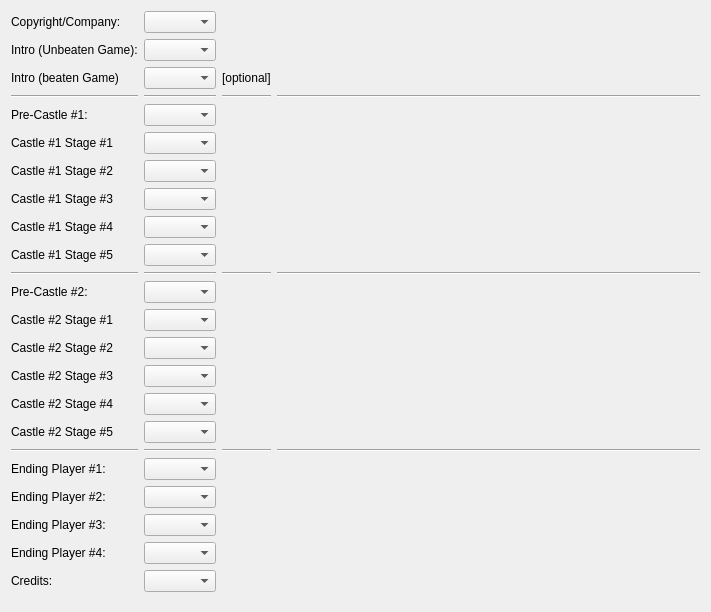
First picture: the form in editor/mainwindow_tab/gamescenes.ui, repository protoman/rockbot, before the edit.
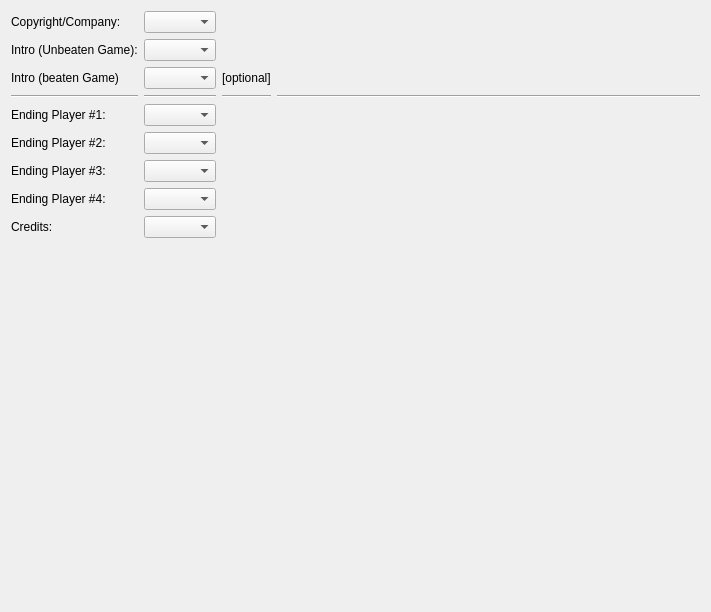
Second picture: the form after the edit.

Commit message: - cutscene picker in stage editor for before and after stage - start refactoring conversor for Rockbot1 to Rockbot2 conversion - improve snow tilesets

The edit to the form file:
```diff
--- a/editor/mainwindow_tab/gamescenes.ui
+++ b/editor/mainwindow_tab/gamescenes.ui
@@ -14,27 +14,6 @@
    <string>Form</string>
   </property>
   <layout class="QGridLayout" name="gridLayout">
-   <item row="11" column="2">
-    <widget class="Line" name="line_4">
-     <property name="orientation">
-      <enum>Qt::Horizontal</enum>
-     </property>
-    </widget>
-   </item>
-   <item row="11" column="1">
-    <widget class="Line" name="line_2">
-     <property name="orientation">
-      <enum>Qt::Horizontal</enum>
-     </property>
-    </widget>
-   </item>
-   <item row="11" column="3">
-    <widget class="Line" name="line_3">
-     <property name="orientation">
-      <enum>Qt::Horizontal</enum>
-     </property>
-    </widget>
-   </item>
    <item row="4" column="2">
     <widget class="Line" name="line_7">
      <property name="orientation">
@@ -42,6 +21,13 @@
      </property>
     </widget>
    </item>
+   <item row="4" column="0">
+    <widget class="Line" name="line_5">
+     <property name="orientation">
+      <enum>Qt::Horizontal</enum>
+     </property>
+    </widget>
+   </item>
    <item row="4" column="1">
     <widget class="Line" name="line_6">
      <property name="orientation">
@@ -49,107 +35,40 @@
      </property>
     </widget>
    </item>
-   <item row="23" column="0">
+   <item row="9" column="0">
     <widget class="QLabel" name="label_18">
      <property name="text">
       <string>Credits:</string>
      </property>
     </widget>
    </item>
-   <item row="4" column="0">
-    <widget class="Line" name="line_5">
-     <property name="orientation">
-      <enum>Qt::Horizontal</enum>
+   <item row="6" column="0">
+    <widget class="QLabel" name="label_19">
+     <property name="text">
+      <string>Ending Player #2:</string>
      </property>
     </widget>
    </item>
-   <item row="18" column="3">
-    <widget class="Line" name="line_12">
-     <property name="orientation">
-      <enum>Qt::Horizontal</enum>
-     </property>
-    </widget>
-   </item>
-   <item row="14" column="1">
-    <widget class="QComboBox" name="castle2_stage2_combo"/>
-   </item>
-   <item row="18" column="0">
-    <widget class="Line" name="line_9">
-     <property name="orientation">
-      <enum>Qt::Horizontal</enum>
-     </property>
-    </widget>
-   </item>
-   <item row="18" column="1">
-    <widget class="Line" name="line_10">
-     <property name="orientation">
-      <enum>Qt::Horizontal</enum>
-     </property>
-    </widget>
-   </item>
-   <item row="18" column="2">
-    <widget class="Line" name="line_11">
-     <property name="orientation">
-      <enum>Qt::Horizontal</enum>
-     </property>
-    </widget>
-   </item>
-   <item row="15" column="1">
-    <widget class="QComboBox" name="castle2_stage3_combo"/>
-   </item>
-   <item row="16" column="1">
-    <widget class="QComboBox" name="castle2_stage4_combo"/>
-   </item>
-   <item row="4" column="3">
-    <widget class="Line" name="line_8">
-     <property name="orientation">
-      <enum>Qt::Horizontal</enum>
-     </property>
-    </widget>
-   </item>
-   <item row="13" column="1">
-    <widget class="QComboBox" name="castle2_stage1_combo"/>
-   </item>
-   <item row="23" column="1">
+   <item row="9" column="1">
     <widget class="QComboBox" name="ending_credits_combo"/>
    </item>
-   <item row="17" column="1">
-    <widget class="QComboBox" name="castle2_stage5_combo"/>
-   </item>
-   <item row="21" column="0">
+   <item row="7" column="0">
     <widget class="QLabel" name="label_20">
      <property name="text">
       <string>Ending Player #3:</string>
      </property>
     </widget>
    </item>
-   <item row="20" column="0">
-    <widget class="QLabel" name="label_19">
-     <property name="text">
-      <string>Ending Player #2:</string>
+   <item row="4" column="3">
+    <widget class="Line" name="line_8">
+     <property name="orientation">
+      <enum>Qt::Horizontal</enum>
      </property>
     </widget>
    </item>
-   <item row="19" column="0">
-    <widget class="QLabel" name="label_2">
-     <property name="text">
-      <string>Ending Player #1:</string>
-     </property>
-    </widget>
-   </item>
-   <item row="19" column="1">
-    <widget class="QComboBox" name="ending_player1_combo"/>
-   </item>
    <item row="1" column="1">
     <widget class="QComboBox" name="company_combo"/>
    </item>
-   <item row="1" column="0">
-    <widget class="QLabel" name="label_3">
-     <property name="text">
-      <string>Copyright/Company:</string>
-     </property>
-    </widget>
-   </item>
    <item row="2" column="3">
     <spacer name="horizontalSpacer">
      <property name="orientation">
@@ -163,6 +82,23 @@
      </property>
     </spacer>
    </item>
+   <item row="5" column="1">
+    <widget class="QComboBox" name="ending_player1_combo"/>
+   </item>
+   <item row="1" column="0">
+    <widget class="QLabel" name="label_3">
+     <property name="text">
+      <string>Copyright/Company:</string>
+     </property>
+    </widget>
+   </item>
+   <item row="5" column="0">
+    <widget class="QLabel" name="label_2">
+     <property name="text">
+      <string>Ending Player #1:</string>
+     </property>
+    </widget>
+   </item>
    <item row="2" column="0">
     <widget class="QLabel" name="label">
      <property name="text">
@@ -173,7 +109,7 @@
    <item row="2" column="1">
     <widget class="QComboBox" name="intro_combo"/>
    </item>
-   <item row="24" column="0">
+   <item row="10" column="0">
     <spacer name="verticalSpacer">
      <property name="orientation">
       <enum>Qt::Vertical</enum>
@@ -186,111 +122,6 @@
      </property>
     </spacer>
    </item>
-   <item row="5" column="1">
-    <widget class="QComboBox" name="pre_castle1_combo"/>
-   </item>
-   <item row="5" column="0">
-    <widget class="QLabel" name="label_4">
-     <property name="text">
-      <string>Pre-Castle #1:</string>
-     </property>
-    </widget>
-   </item>
-   <item row="7" column="0">
-    <widget class="QLabel" name="label_8">
-     <property name="text">
-      <string>Castle #1 Stage #2</string>
-     </property>
-    </widget>
-   </item>
-   <item row="8" column="0">
-    <widget class="QLabel" name="label_9">
-     <property name="text">
-      <string>Castle #1 Stage #3</string>
-     </property>
-    </widget>
-   </item>
-   <item row="13" column="0">
-    <widget class="QLabel" name="label_13">
-     <property name="text">
-      <string>Castle #2 Stage #1</string>
-     </property>
-    </widget>
-   </item>
-   <item row="10" column="0">
-    <widget class="QLabel" name="label_11">
-     <property name="text">
-      <string>Castle #1 Stage #5</string>
-     </property>
-    </widget>
-   </item>
-   <item row="9" column="0">
-    <widget class="QLabel" name="label_10">
-     <property name="text">
-      <string>Castle #1 Stage #4</string>
-     </property>
-    </widget>
-   </item>
-   <item row="12" column="0">
-    <widget class="QLabel" name="label_12">
-     <property name="text">
-      <string>Pre-Castle #2:</string>
-     </property>
-    </widget>
-   </item>
-   <item row="14" column="0">
-    <widget class="QLabel" name="label_14">
-     <property name="text">
-      <string>Castle #2 Stage #2</string>
-     </property>
-    </widget>
-   </item>
-   <item row="15" column="0">
-    <widget class="QLabel" name="label_15">
-     <property name="text">
-      <string>Castle #2 Stage #3</string>
-     </property>
-    </widget>
-   </item>
-   <item row="7" column="1">
-    <widget class="QComboBox" name="castle1_stage2_combo"/>
-   </item>
-   <item row="16" column="0">
-    <widget class="QLabel" name="label_16">
-     <property name="text">
-      <string>Castle #2 Stage #4</string>
-     </property>
-    </widget>
-   </item>
-   <item row="6" column="1">
-    <widget class="QComboBox" name="castle1_stage1_combo"/>
-   </item>
-   <item row="8" column="1">
-    <widget class="QComboBox" name="castle1_stage3_combo"/>
-   </item>
-   <item row="17" column="0">
-    <widget class="QLabel" name="label_17">
-     <property name="text">
-      <string>Castle #2 Stage #5</string>
-     </property>
-    </widget>
-   </item>
-   <item row="9" column="1">
-    <widget class="QComboBox" name="castle1_stage4_combo"/>
-   </item>
-   <item row="10" column="1">
-    <widget class="QComboBox" name="castle1_stage5_combo"/>
-   </item>
-   <item row="12" column="1">
-    <widget class="QComboBox" name="pre_castle2_combo"/>
-   </item>
-   <item row="11" column="0">
-    <widget class="Line" name="line">
-     <property name="orientation">
-      <enum>Qt::Horizontal</enum>
-     </property>
-    </widget>
-   </item>
    <item row="3" column="0">
     <widget class="QLabel" name="label_5">
      <property name="text">
@@ -298,9 +129,6 @@
      </property>
     </widget>
    </item>
-   <item row="3" column="1">
-    <widget class="QComboBox" name="intro_beaten_combo"/>
-   </item>
    <item row="3" column="2">
     <widget class="QLabel" name="label_6">
      <property name="text">
@@ -308,29 +136,25 @@
      </property>
     </widget>
    </item>
-   <item row="6" column="0">
-    <widget class="QLabel" name="label_7">
-     <property name="text">
-      <string>Castle #1 Stage #1</string>
-     </property>
-    </widget>
+   <item row="3" column="1">
+    <widget class="QComboBox" name="intro_beaten_combo"/>
    </item>
-   <item row="22" column="0">
+   <item row="8" column="0">
     <widget class="QLabel" name="label_21">
      <property name="text">
       <string>Ending Player #4:</string>
      </property>
     </widget>
    </item>
-   <item row="20" column="1">
+   <item row="8" column="1">
+    <widget class="QComboBox" name="ending_player4_combo"/>
+   </item>
+   <item row="6" column="1">
     <widget class="QComboBox" name="ending_player2_combo"/>
    </item>
-   <item row="21" column="1">
+   <item row="7" column="1">
     <widget class="QComboBox" name="ending_player3_combo"/>
    </item>
-   <item row="22" column="1">
-    <widget class="QComboBox" name="ending_player4_combo"/>
-   </item>
   </layout>
  </widget>
  <resources/>
```
The commit also changes 19 other files.
